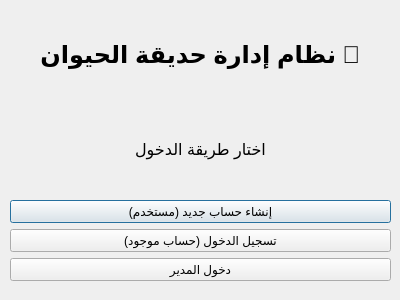
This is welcomedialog.ui in mostafa-1234-mo/Zoo-Management-System as Qt 5 draws it before an edit. The edited form follows.
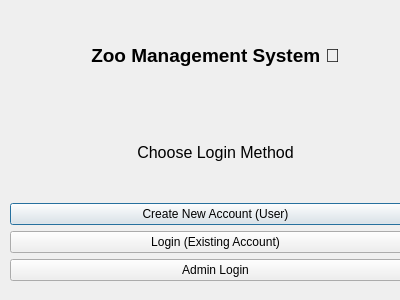
This is the edited form. Icons and pictures are not drawn.

Patch:
```diff
--- a/welcomedialog.ui
+++ b/welcomedialog.ui
@@ -24,7 +24,7 @@
     <rect>
      <x>10</x>
      <y>10</y>
-     <width>381</width>
+     <width>411</width>
      <height>271</height>
     </rect>
    </property>
@@ -33,12 +33,12 @@
      <widget class="QLabel" name="labelWelcome">
       <property name="font">
        <font>
-        <pointsize>18</pointsize>
+        <pointsize>14</pointsize>
         <bold>true</bold>
        </font>
       </property>
       <property name="text">
-       <string>🦁 نظام إدارة حديقة الحيوان</string>
+       <string>Zoo Management System 🦁</string>
       </property>
       <property name="alignment">
        <set>Qt::AlignmentFlag::AlignCenter</set>
@@ -53,7 +53,7 @@
        </font>
       </property>
       <property name="text">
-       <string>اختار طريقة الدخول</string>
+       <string>Choose Login Method</string>
       </property>
       <property name="alignment">
        <set>Qt::AlignmentFlag::AlignCenter</set>
@@ -65,7 +65,7 @@
       <item>
        <widget class="QPushButton" name="btnRegister">
         <property name="text">
-         <string>إنشاء حساب جديد (مستخدم)</string>
+         <string>Create New Account (User)</string>
         </property>
         <property name="icon">
          <iconset resource="resources.qrc">
@@ -82,7 +82,7 @@
       <item>
        <widget class="QPushButton" name="btnLogin">
         <property name="text">
-         <string>تسجيل الدخول (حساب موجود)</string>
+         <string>Login (Existing Account)</string>
         </property>
         <property name="icon">
          <iconset resource="resources.qrc">
@@ -99,7 +99,7 @@
       <item>
        <widget class="QPushButton" name="btnAdminLogin">
         <property name="text">
-         <string>دخول المدير</string>
+         <string>Admin Login</string>
         </property>
         <property name="iconSize">
          <size>
```
